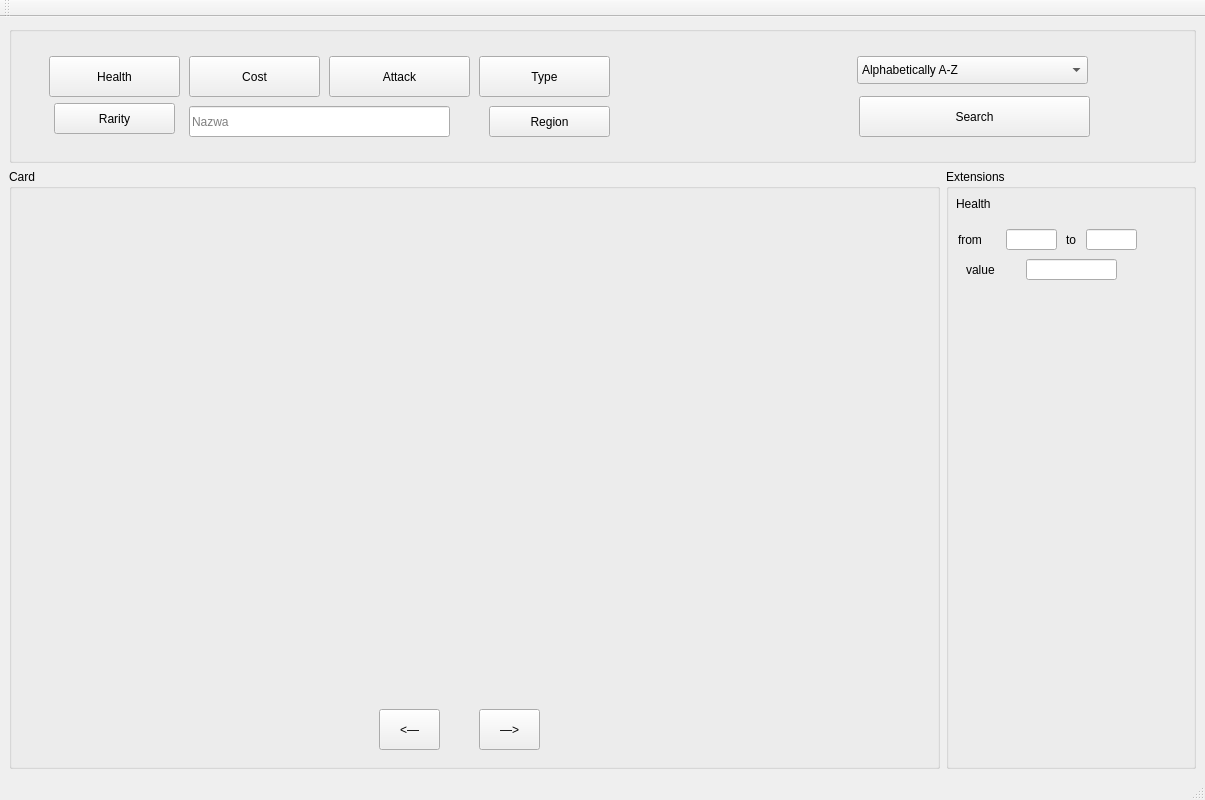
Before: the Qt Designer form mainwindow.ui in marcinwozniak0/BakcylProgramowania_2020, drawn with Qt 5.
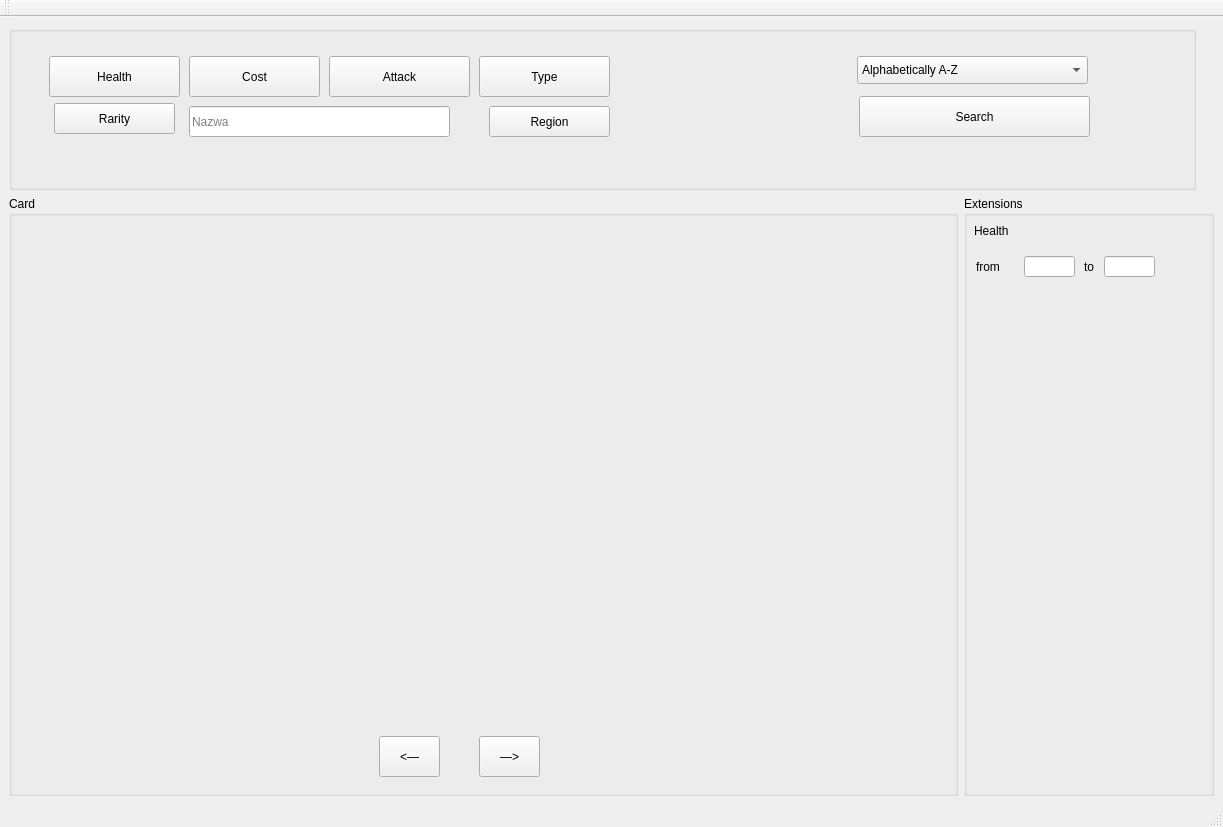
After: the same form once the commit is applied. The open tabs and pages were chosen to show the change.

Commit message: Delete value boxes

Diff of the .ui file:
```diff
--- a/mainwindow.ui
+++ b/mainwindow.ui
@@ -6,8 +6,8 @@
    <rect>
     <x>0</x>
     <y>0</y>
-    <width>1205</width>
-    <height>800</height>
+    <width>1223</width>
+    <height>827</height>
    </rect>
   </property>
   <property name="sizePolicy">
@@ -105,29 +105,6 @@
           <string>to</string>
          </property>
         </widget>
-        <widget class="QLabel" name="label_9">
-         <property name="geometry">
-          <rect>
-           <x>10</x>
-           <y>90</y>
-           <width>71</width>
-           <height>21</height>
-          </rect>
-         </property>
-         <property name="text">
-          <string>value</string>
-         </property>
-        </widget>
-        <widget class="QLineEdit" name="Health_value">
-         <property name="geometry">
-          <rect>
-           <x>70</x>
-           <y>90</y>
-           <width>91</width>
-           <height>21</height>
-          </rect>
-         </property>
-        </widget>
        </widget>
        <widget class="QWidget" name="Cost">
         <widget class="QLabel" name="label_6">
```
Left out of the diff: 52 changed lines with no effect on the pictures. The commit also changes 3 other files.
